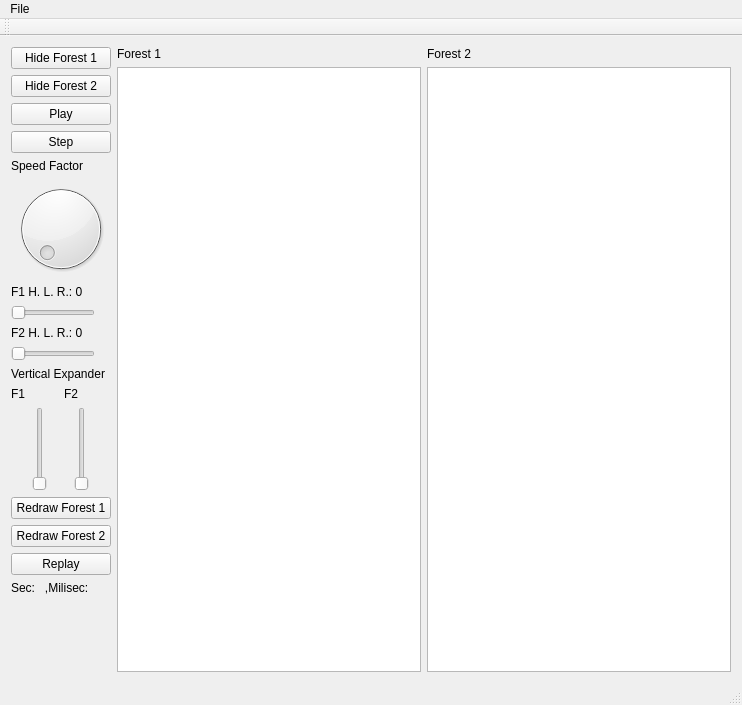
This is visual/QTView/mainwindow.ui in asminer/meddly as Qt 5 draws it before an edit. The edited form follows.
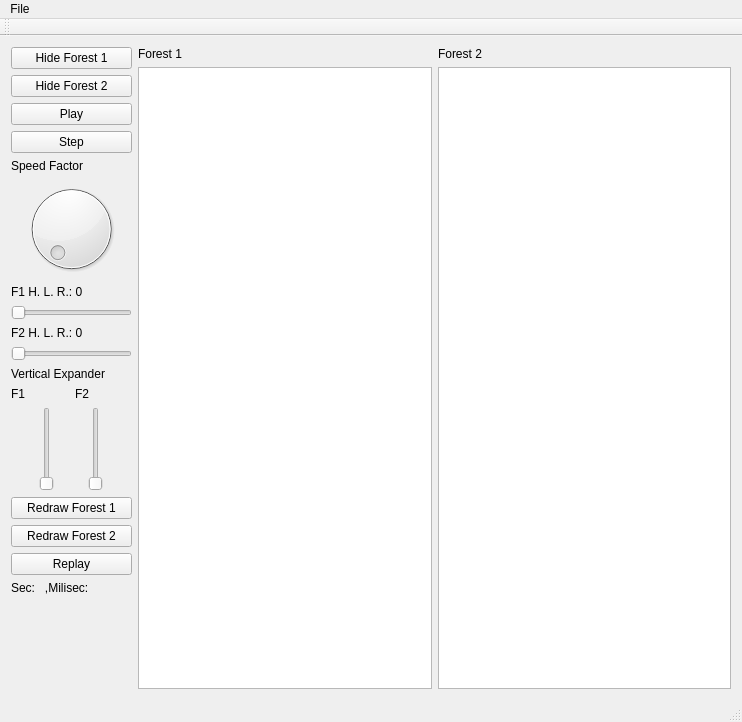
This is the edited form.

Commit message: Adjusted UI so Speed Factor Dial will not move view. Set HideForest1 to 121 min size. Set Speed Factor Dial to minimum horizontal policy, also F1 and F2 Horizontal Linear Reduction buttons. Hide timer/ show timer. Begin implementing rulers.

What changed in the file:
```diff
--- a/visual/QTView/mainwindow.ui
+++ b/visual/QTView/mainwindow.ui
@@ -7,7 +7,7 @@
     <x>0</x>
     <y>0</y>
     <width>742</width>
-    <height>705</height>
+    <height>722</height>
    </rect>
   </property>
   <property name="windowTitle">
@@ -19,6 +19,12 @@
      <layout class="QVBoxLayout" name="verticalLayout">
       <item>
        <widget class="QPushButton" name="hideForest1">
+        <property name="minimumSize">
+         <size>
+          <width>121</width>
+          <height>0</height>
+         </size>
+        </property>
         <property name="text">
          <string>Hide Forest 1</string>
         </property>
@@ -55,7 +61,7 @@
       <item>
        <widget class="QDial" name="speedFactorDial">
         <property name="sizePolicy">
-         <sizepolicy hsizetype="Fixed" vsizetype="Fixed">
+         <sizepolicy hsizetype="Minimum" vsizetype="Fixed">
           <horstretch>0</horstretch>
           <verstretch>0</verstretch>
          </sizepolicy>
@@ -99,7 +105,7 @@
       <item>
        <widget class="QSlider" name="f1HorizontalLinearReduction">
         <property name="sizePolicy">
-         <sizepolicy hsizetype="Fixed" vsizetype="Fixed">
+         <sizepolicy hsizetype="Minimum" vsizetype="Fixed">
           <horstretch>0</horstretch>
           <verstretch>0</verstretch>
          </sizepolicy>
@@ -128,7 +134,7 @@
       <item>
        <widget class="QSlider" name="f2HorizontalLinearReduction">
         <property name="sizePolicy">
-         <sizepolicy hsizetype="Fixed" vsizetype="Fixed">
+         <sizepolicy hsizetype="Minimum" vsizetype="Fixed">
           <horstretch>0</horstretch>
           <verstretch>0</verstretch>
          </sizepolicy>
```
The commit also changes 3 other files.
